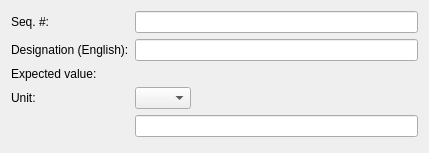
First picture: the form in src/mdttools/mdttesttool/mdtTtTestModelItemEditor.ui, repository scandyna/multidiagtools, before the edit.
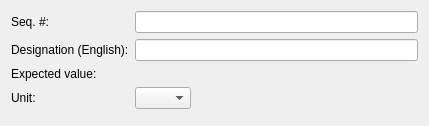
Second picture: the form after the edit. Custom widgets are drawn as their Qt base class.

What changed in the file:
```diff
--- a/src/mdttools/mdttesttool/mdtTtTestModelItemEditor.ui
+++ b/src/mdttools/mdttesttool/mdtTtTestModelItemEditor.ui
@@ -7,7 +7,7 @@
     <x>0</x>
     <y>0</y>
     <width>429</width>
-    <height>153</height>
+    <height>126</height>
    </rect>
   </property>
   <property name="windowTitle">
@@ -61,9 +61,6 @@
      </property>
     </widget>
    </item>
-   <item row="5" column="1">
-    <widget class="QLineEdit" name="fld_ValueUnitOLD"/>
-   </item>
    <item row="4" column="1">
     <widget class="QComboBox" name="fld_ValueUnit">
      <item>
```
Left out of the diff: 1 changed line with no effect on the pictures.
